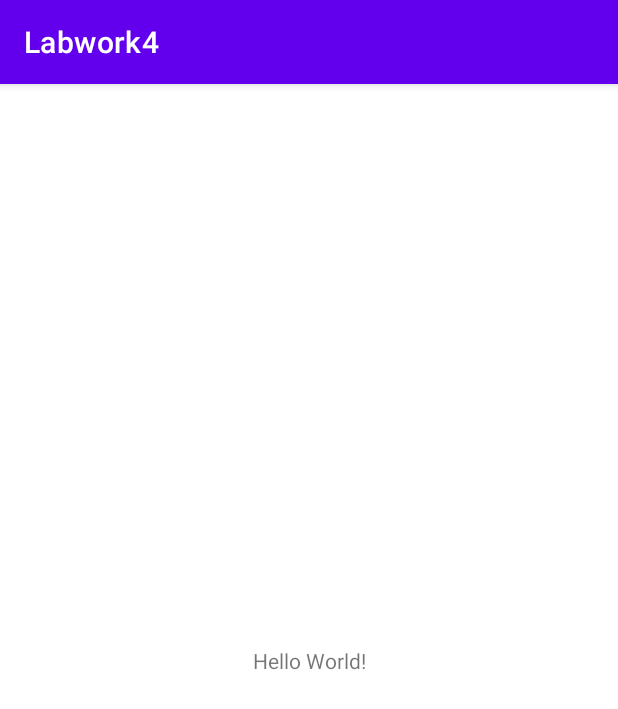
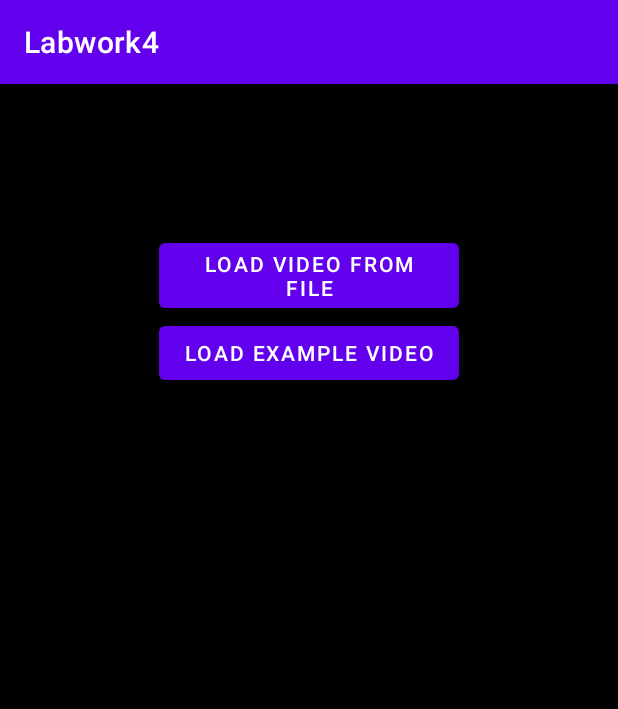
Before and after one commit to lordoleksiy/Android-Labwork4, an Android app: the screen it shows after launch (MainActivity), on a phone screen of 412 x 824 dp. Shown: the top 709 px of the screen. Run offline under Robolectric (Android 15) with nearby library versions, the phone set to English and light mode, and no system bars.

Commit message:
work load from file

```diff
--- a/app/src/main/java/com/example/labwork4/MainActivity.kt
+++ b/app/src/main/java/com/example/labwork4/MainActivity.kt
@@ -1,11 +1,18 @@
 package com.example.labwork4
 
+
+
+import android.os.Bundle
 import androidx.appcompat.app.AppCompatActivity
-import android.os.Bundle
+import androidx.fragment.app.Fragment
+import com.example.labwork4.fragments.MainFragment
+import com.example.labwork4.fragments.VideoFragment
+
 
 class MainActivity : AppCompatActivity() {
     override fun onCreate(savedInstanceState: Bundle?) {
         super.onCreate(savedInstanceState)
         setContentView(R.layout.activity_main)
+        goToFragment(this, MainFragment())
     }
 }
--- /dev/null
+++ b/app/src/main/java/com/example/labwork4/additions.kt
@@ -0,0 +1,11 @@
+package com.example.labwork4
+
+import androidx.fragment.app.Fragment
+import androidx.fragment.app.FragmentActivity
+
+fun goToFragment(activity: FragmentActivity, fragment: Fragment){
+    activity.supportFragmentManager
+        .beginTransaction()
+        .replace(R.id.placeholder, fragment)
+        .commit()
+}
--- /dev/null
+++ b/app/src/main/java/com/example/labwork4/fragments/MainFragment.kt
@@ -0,0 +1,49 @@
+package com.example.labwork4.fragments
+
+import android.net.Uri
+import android.os.Bundle
+import android.util.Log
+import androidx.fragment.app.Fragment
+import android.view.LayoutInflater
+import android.view.View
+import android.view.ViewGroup
+import android.widget.Button
+import android.widget.Toast
+import androidx.activity.result.contract.ActivityResultContracts
+import com.example.labwork4.R
+import com.example.labwork4.goToFragment
+
+
+class MainFragment : Fragment() {
+    override fun onCreateView(
+        inflater: LayoutInflater, container: ViewGroup?,
+        savedInstanceState: Bundle?
+    ): View? {
+        return inflater.inflate(R.layout.fragment_main, container, false)
+    }
+
+    override fun onViewCreated(view: View, savedInstanceState: Bundle?) {
+        super.onViewCreated(view, savedInstanceState)
+        val getVideoUri = registerForActivityResult(ActivityResultContracts.GetContent()) {
+            if (it == null){
+                Toast.makeText(context, "No file is choosed!", Toast.LENGTH_SHORT).show()
+                return@registerForActivityResult
+            }
+            goToFragment(requireActivity(), VideoFragment(it))
+        }
+
+
+        view.findViewById<Button>(R.id.videoFileButton).setOnClickListener{
+            getVideoUri.launch("video/mp4")
+        }
+        view.findViewById<Button>(R.id.exampleVideoButton).setOnClickListener{
+            val myVideoUri: Uri = Uri.parse("android.resource://" + context?.packageName + "/" + R.raw.testvideo)
+            goToFragment(requireActivity(), VideoFragment(myVideoUri))
+        }
+    }
+
+    companion object {
+        @JvmStatic
+        fun newInstance() = MainFragment()
+    }
+}
--- a/app/src/main/res/layout/activity_main.xml
+++ b/app/src/main/res/layout/activity_main.xml
@@ -4,15 +4,18 @@
     xmlns:tools="http://schemas.android.com/tools"
     android:layout_width="match_parent"
     android:layout_height="match_parent"
+    android:layout_gravity="center_horizontal|center_vertical"
+    android:background="#000000"
     tools:context=".MainActivity">
 
-    <TextView
-        android:layout_width="wrap_content"
-        android:layout_height="wrap_content"
-        android:text="Hello World!"
+    <FrameLayout
+        android:id="@+id/placeholder"
+        android:layout_width="match_parent"
+        android:layout_height="0dp"
         app:layout_constraintBottom_toBottomOf="parent"
         app:layout_constraintEnd_toEndOf="parent"
         app:layout_constraintStart_toStartOf="parent"
-        app:layout_constraintTop_toTopOf="parent" />
+        app:layout_constraintTop_toTopOf="parent">
 
+    </FrameLayout>
 </androidx.constraintlayout.widget.ConstraintLayout>
--- /dev/null
+++ b/app/src/main/res/layout/fragment_main.xml
@@ -0,0 +1,38 @@
+<?xml version="1.0" encoding="utf-8"?>
+<FrameLayout xmlns:android="http://schemas.android.com/apk/res/android"
+    xmlns:tools="http://schemas.android.com/tools"
+    android:layout_width="match_parent"
+    android:layout_height="match_parent"
+    tools:context=".fragments.MainFragment">
+
+    <TextView
+        android:id="@+id/textView"
+        android:layout_width="wrap_content"
+        android:layout_height="wrap_content"
+        android:layout_gravity="center_horizontal"
+        android:layout_marginTop="12dp"
+        android:text="Audio-Video Player"
+        android:textSize="24sp" />
+
+    <LinearLayout
+        android:layout_width="match_parent"
+        android:layout_height="match_parent"
+        android:layout_marginTop="100dp"
+        android:orientation="vertical">
+
+        <Button
+            android:id="@+id/videoFileButton"
+            android:layout_width="200dp"
+            android:layout_height="wrap_content"
+            android:layout_gravity="center"
+            android:text="Load video from file" />
+
+        <Button
+            android:id="@+id/exampleVideoButton"
+            android:layout_width="200dp"
+            android:layout_height="wrap_content"
+            android:layout_gravity="center"
+            android:text="Load example video" />
+    </LinearLayout>
+
+</FrameLayout>
--- a/app/src/main/res/values/strings.xml
+++ b/app/src/main/res/values/strings.xml
@@ -1,3 +1,7 @@
 <resources>
     <string name="app_name">Labwork4</string>
+    <string name="width">match-parent</string>
+    <string name="height">wrap-content</string>
+    <!-- TODO: Remove or change this placeholder text -->
+    <string name="hello_blank_fragment">Hello blank fragment</string>
 </resources>
```
Also changed, not shown: app/src/main/java/com/example/labwork4/fragments/VideoFragment.kt (added, +55 -0 lines), app/src/main/res/layout/fragment_video.xml (added, +19 -0 lines), 1 other file.
